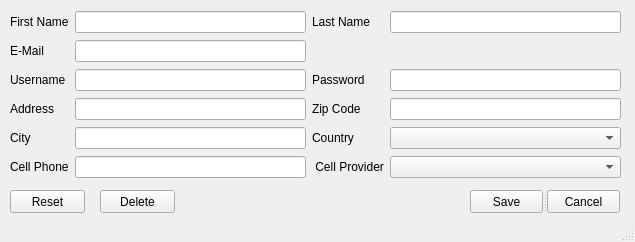
Old version of the form src/CS1D-TMOTTBG/admineditselecteduserwindow.ui in the repository cydiasa/CS1D-TMOTTBG.
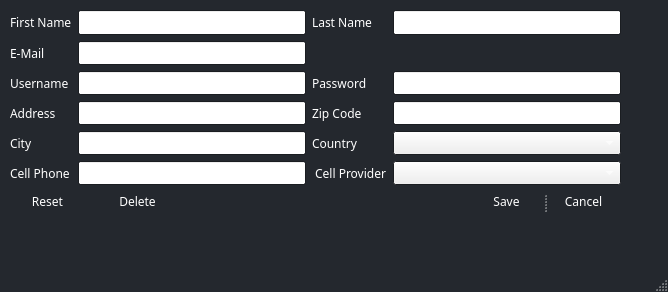
New version of the form.

The edit to the form file:
```diff
--- a/src/CS1D-TMOTTBG/admineditselecteduserwindow.ui
+++ b/src/CS1D-TMOTTBG/admineditselecteduserwindow.ui
@@ -6,10 +6,133 @@
    <rect>
     <x>0</x>
     <y>0</y>
-    <width>635</width>
-    <height>242</height>
+    <width>668</width>
+    <height>292</height>
    </rect>
   </property>
+  <property name="palette">
+   <palette>
+    <active>
+     <colorrole role="WindowText">
+      <brush brushstyle="SolidPattern">
+       <color alpha="255">
+        <red>255</red>
+        <green>255</green>
+        <blue>255</blue>
+       </color>
+      </brush>
+     </colorrole>
+     <colorrole role="ButtonText">
+      <brush brushstyle="SolidPattern">
+       <color alpha="255">
+        <red>255</red>
+        <green>255</green>
+        <blue>255</blue>
+       </color>
+      </brush>
+     </colorrole>
+     <colorrole role="Base">
+      <brush brushstyle="SolidPattern">
+       <color alpha="255">
+        <red>255</red>
+        <green>255</green>
+        <blue>255</blue>
+       </color>
+      </brush>
+     </colorrole>
+     <colorrole role="Window">
+      <brush brushstyle="SolidPattern">
+       <color alpha="255">
+        <red>36</red>
+        <green>40</green>
+        <blue>46</blue>
+       </color>
+      </brush>
+     </colorrole>
+    </active>
+    <inactive>
+     <colorrole role="WindowText">
+      <brush brushstyle="SolidPattern">
+       <color alpha="255">
+        <red>255</red>
+        <green>255</green>
+        <blue>255</blue>
+       </color>
+      </brush>
+     </colorrole>
+     <colorrole role="ButtonText">
+      <brush brushstyle="SolidPattern">
+       <color alpha="255">
+        <red>255</red>
+        <green>255</green>
+        <blue>255</blue>
+       </color>
+      </brush>
+     </colorrole>
+     <colorrole role="Base">
+      <brush brushstyle="SolidPattern">
+       <color alpha="255">
+        <red>255</red>
+        <green>255</green>
+        <blue>255</blue>
+       </color>
+      </brush>
+     </colorrole>
+     <colorrole role="Window">
+      <brush brushstyle="SolidPattern">
+       <color alpha="255">
+        <red>36</red>
+        <green>40</green>
+        <blue>46</blue>
+       </color>
+      </brush>
+     </colorrole>
+    </inactive>
+    <disabled>
+     <colorrole role="WindowText">
+      <brush brushstyle="SolidPattern">
+       <color alpha="255">
+        <red>120</red>
+        <green>120</green>
+        <blue>120</blue>
+       </color>
+      </brush>
+     </colorrole>
+     <colorrole role="ButtonText">
+      <brush brushstyle="SolidPattern">
+       <color alpha="255">
+        <red>120</red>
+        <green>120</green>
+        <blue>120</blue>
+       </color>
+      </brush>
+     </colorrole>
+     <colorrole role="Base">
+      <brush brushstyle="SolidPattern">
+       <color alpha="255">
+        <red>36</red>
+        <green>40</green>
+        <blue>46</blue>
+       </color>
+      </brush>
+     </colorrole>
+     <colorrole role="Window">
+      <brush brushstyle="SolidPattern">
+       <color alpha="255">
+        <red>36</red>
+        <green>40</green>
+        <blue>46</blue>
+       </color>
+      </brush>
+     </colorrole>
+    </disabled>
+   </palette>
+  </property>
+  <property name="font">
+   <font>
+    <family>Century Gothic</family>
+   </font>
+  </property>
   <property name="windowTitle">
    <string>MainWindow</string>
   </property>
@@ -46,6 +169,9 @@
      <property name="text">
       <string>Save</string>
      </property>
+     <property name="flat">
+      <bool>true</bool>
+     </property>
     </widget>
     <widget class="QPushButton" name="cancelButton">
      <property name="text">
@@ -54,6 +180,9 @@
      <property name="autoDefault">
       <bool>false</bool>
      </property>
+     <property name="flat">
+      <bool>true</bool>
+     </property>
     </widget>
    </widget>
    <widget class="QPushButton" name="resetButton">
@@ -71,6 +200,9 @@
     <property name="autoDefault">
      <bool>false</bool>
     </property>
+    <property name="flat">
+     <bool>true</bool>
+    </property>
    </widget>
    <widget class="QWidget" name="layoutWidget">
     <property name="geometry">
@@ -78,7 +210,7 @@
       <x>10</x>
       <y>10</y>
       <width>611</width>
-      <height>171</height>
+      <height>175</height>
      </rect>
     </property>
     <layout class="QGridLayout" name="gridLayout">
@@ -233,6 +365,9 @@
     <property name="autoDefault">
      <bool>false</bool>
     </property>
+    <property name="flat">
+     <bool>true</bool>
+    </property>
    </widget>
   </widget>
   <widget class="QStatusBar" name="statusbar"/>
```
